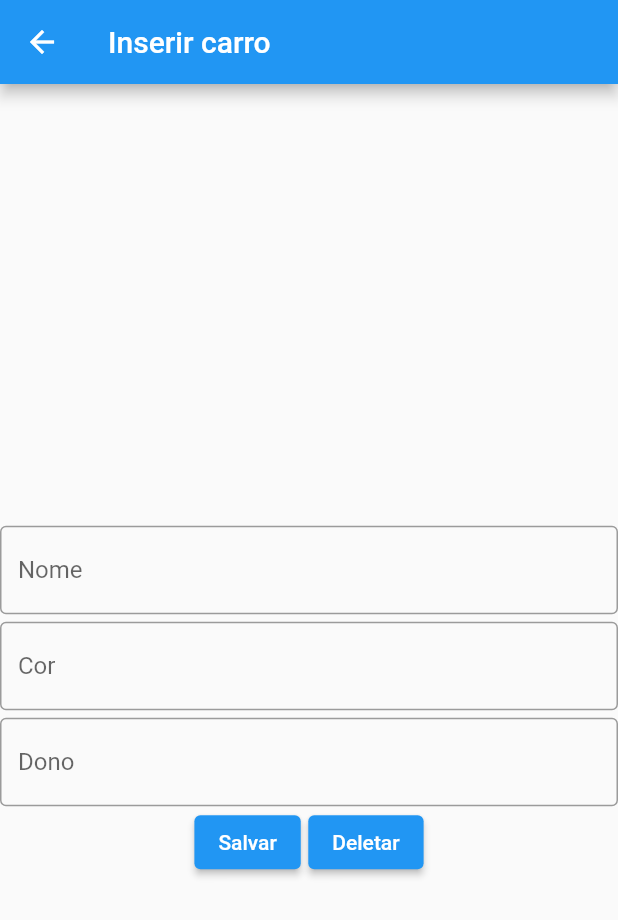
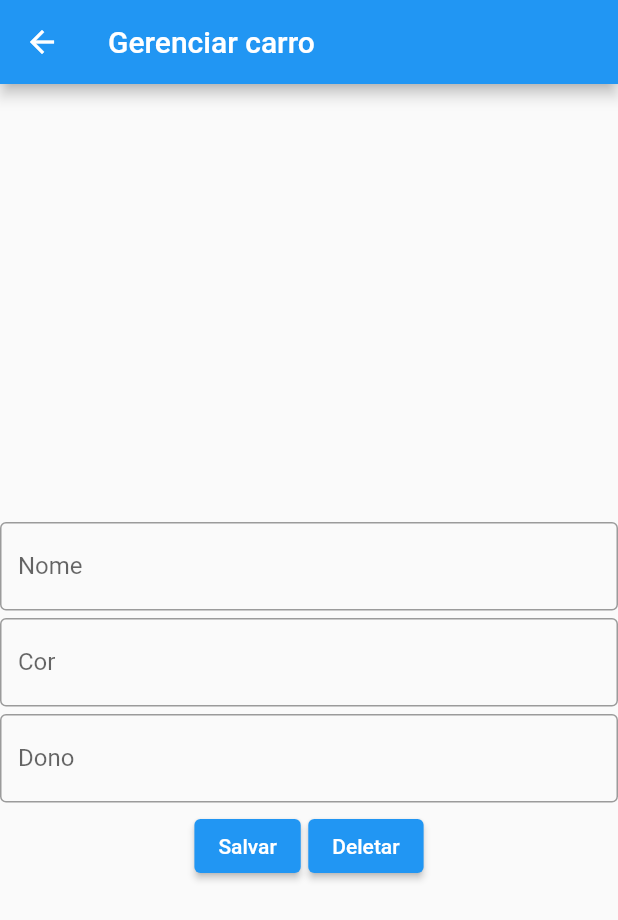
Before and after one commit to pedroh-ms/app_oficina, a Flutter app: the GerenciarCarroPage screen opened directly with empty values, on a phone screen of 412 x 824 dp. Shown: the top 920 px of the screen. Run offline on Flutter 3.47's test engine with Material 2 defaults, Android fonts, the phone set to English and light mode, and no system bars; drawn by our look-alikes of searchfield; missing offline and left inert: currency_textfield; network calls fail.

Commit message:
refactoring 1

```diff
--- a/lib/app/controllers/gerenciar_carro_page_controller.dart
+++ b/lib/app/controllers/gerenciar_carro_page_controller.dart
@@ -3,7 +3,7 @@ import '../repositories/carro_repository.dart';
 
 class GerenciarCarroPageController {
 
-  Future<bool> salvar(Map<String, dynamic> carro) async {
+  Future<bool> save(Map<String, dynamic> carro) async {
     final repository = CarroRepository();
     try {
       await repository.put(CarroModel.fromJson(carro));
@@ -13,7 +13,7 @@ class GerenciarCarroPageController {
     }
   }
 
-  Future<bool> deletar(int id) async {
+  Future<bool> delete(int id) async {
     final repository = CarroRepository();
     try {
       await repository.delete(id);
--- a/lib/app/models/carro_dono_model.dart
+++ b/lib/app/models/carro_dono_model.dart
@@ -1,3 +1,5 @@
+import 'package:app_oficina/app/models/carro_model.dart';
+
 import 'dono_model.dart';
 
 class CarroDonoModel {
@@ -25,4 +27,11 @@ class CarroDonoModel {
     data['nome'] = this.nome;
     return data;
   }
+
+  CarroModel toCarroModel() => CarroModel.fromJson({
+    'id': id,
+    'nome': nome,
+    'cor': cor,
+    'dono_id': dono!.id
+  });
 }
--- a/lib/app/repositories/carro_repository.dart
+++ b/lib/app/repositories/carro_repository.dart
@@ -7,17 +7,17 @@ import '../models/carro_dono_model.dart';
 
 class CarroRepository {
 
-  final URL = '192.168.0.105:4000';
-  final URN = 'api/carros';
+  final _url = '192.168.0.105:4000';
+  final _urn = 'api/carros';
 
   Future<List<CarroModel>> get() async {
-    final response = await http.get(Uri.http(URL, URN));
+    final response = await http.get(Uri.http(_url, _urn));
     List<CarroModel> carros = (jsonDecode(response.body)['data'] as List).map((json) => CarroModel.fromJson(json)).toList();
     return carros;
   }
 
   Future<List<CarroDonoModel>> getWithDonos() async {
-    final response = await http.get(Uri.http(URL, URN, {'query_type': 'with_donos'}));
+    final response = await http.get(Uri.http(_url, _urn, {'query_type': 'with_donos'}));
     List<CarroDonoModel> carros = (jsonDecode(response.body)['data'] as List).map((json) => CarroDonoModel.fromJson(json)).toList();
     return carros;
   }
@@ -26,7 +26,7 @@ class CarroRepository {
     final body = carro.toJson();
     body.remove('id');
     await http.post(
-      Uri.http(URL, URN),
+      Uri.http(_url, _urn),
       headers: <String, String>{
         'Content-Type': 'application/json; charset=UTF-8'
       },
@@ -41,7 +41,7 @@ class CarroRepository {
     final body = carro.toJson();
     body.remove('id');
     await http.put(
-      Uri.http(URL, '$URN/${carro.id}'),
+      Uri.http(_url, '$_urn/${carro.id}'),
       headers: <String, String>{
         'Content-Type': 'application/json; charset=UTF-8'
       },
@@ -53,6 +53,6 @@ class CarroRepository {
   }
 
   Future<void> delete(int id) async {
-    await http.delete(Uri.http(URL, '$URN/$id'));
+    await http.delete(Uri.http(_url, '$_urn/$id'));
   }
 }
--- a/lib/app/views/gerenciar_carro_page_view.dart
+++ b/lib/app/views/gerenciar_carro_page_view.dart
@@ -1,3 +1,5 @@
+import 'package:app_oficina/app/models/carro_dono_model.dart';
+import 'package:app_oficina/app/models/carro_model.dart';
 import 'package:flutter/material.dart';
 import 'package:searchfield/searchfield.dart';
 
@@ -6,45 +8,47 @@ import '../models/dono_model.dart';
 
 class GerenciarCarroPage extends StatefulWidget {
 
-  final int? id;
-  final String? nome;
-  final String? cor;
-  final DonoModel? dono;
+  final CarroDonoModel? carro;
   final List<DonoModel>? donos;
 
-  GerenciarCarroPage({this.id, this.nome, this.cor, this.dono, this.donos});
+  const GerenciarCarroPage({super.key, this.carro, this.donos});
 
   @override
-  GerenciarCarroPageState createState() => GerenciarCarroPageState(id, nome, cor, dono, donos);
+  GerenciarCarroPageState createState() => GerenciarCarroPageState(carro, donos);
 }
 
 class GerenciarCarroPageState extends State<GerenciarCarroPage> {
+
+  late CarroModel carro;
+  late DonoModel dono;
+  List<DonoModel>? donos;
 
   final _nomeController = TextEditingController();
   final _corController = TextEditingController();
   final _gerenciarCarroPageController = GerenciarCarroPageController();
 
-  int? id;
-  String nome = '';
-  String cor = '';
-  late DonoModel dono;
-  List<DonoModel>? donos;
+  GerenciarCarroPageState(CarroDonoModel? carro, this.donos) {
 
-  GerenciarCarroPageState(int? id, String? nome, String? cor, DonoModel? dono, List<DonoModel>? donos) {
-    _nomeController.text = nome != null ? nome : '';
-    _corController.text = cor != null ? cor : '';
-    this.id = id;
-    this.nome = _nomeController.text;
-    this.cor = _corController.text;
-    this.dono = dono as DonoModel;
-    this.donos = donos;
+    this.carro = carro?.toCarroModel() ?? CarroModel();
+    dono = carro!.dono!;
+
+    _nomeController.text = carro.nome ?? '';
+    _corController.text = carro.cor ?? '';
   }
 
+  Future<void> _save() async {
+    await _gerenciarCarroPageController.save(carro.toJson());
+  }
 
+  Future<void> _delete() async {
+    await _gerenciarCarroPageController.delete(carro.id!);
+  }
+
+  @override
   Widget build(BuildContext context) {
     return Scaffold(
       appBar: AppBar(
-        title: const Text('Inserir carro')
+        title: const Text('Gerenciar carro')
       ),
       body: SingleChildScrollView(
         child: SizedBox(
@@ -55,28 +59,24 @@ class GerenciarCarroPageState extends State<GerenciarCarroPage> {
             children: [
               TextField(
                 controller: _nomeController,
-                onChanged: (text) {
-                  nome = text;
-                },
-                decoration: InputDecoration(
+                onChanged: (text) => carro.nome = text,
+                decoration: const InputDecoration(
                   labelText: 'Nome',
                   border: OutlineInputBorder()
                 ),
               ),
-              SizedBox(
+              const SizedBox(
                 height: 5,
               ),
               TextField(
                 controller: _corController,
-                onChanged: (text) {
-                  cor = text;
-                },
-                decoration: InputDecoration(
+                onChanged: (text) => carro.cor = text,
+                decoration: const InputDecoration(
                   labelText: 'Cor',
                   border: OutlineInputBorder()
                 ),
               ),
-              SizedBox(
+              const SizedBox(
                 height: 5,
               ),
               SearchField<DonoModel>(
@@ -93,7 +93,7 @@ class GerenciarCarroPageState extends State<GerenciarCarroPage> {
                       child: Text(e.nome as String)
                     )
                   ).toList(),
-                searchInputDecoration: InputDecoration(
+                searchInputDecoration: const InputDecoration(
                   labelText: 'Dono',
                   border: OutlineInputBorder()
                 ),
@@ -101,30 +101,22 @@ class GerenciarCarroPageState extends State<GerenciarCarroPage> {
                   dono = e.item as DonoModel;
                 },
               ),
+              const SizedBox(
+                height: 5,
+              ),
               Row(
                 mainAxisAlignment: MainAxisAlignment.center,
                 children: [
                   ElevatedButton(
-                    onPressed: () async {
-                      await _gerenciarCarroPageController.salvar(
-                        <String, dynamic>{
-                          'id': id,
-                          'nome': nome,
-                          'cor': cor,
-                          'dono_id': dono.id
-                        }
-                      );
-                    },
-                    child: Text('Salvar')
+                    onPressed: () async => await _save(),
+                    child: const Text('Salvar')
                   ),
-                  SizedBox(
+                  const SizedBox(
                     width: 5,
                   ),
                   ElevatedButton(
-                    onPressed: () async {
-                      await _gerenciarCarroPageController.deletar(id as int);
-                    },
-                    child: Text('Deletar')
+                    onPressed: () async => await _delete(),
+                    child: const Text('Deletar')
                   )
                 ],
               ),
--- a/lib/app/views/gerenciar_servico_page_view.dart
+++ b/lib/app/views/gerenciar_servico_page_view.dart
@@ -70,7 +70,6 @@ class GerenciarServicoPageState extends State<GerenciarServicoPage> {
     Future.delayed(Duration.zero, () {
       _carroSearchFieldController.text = carro.nome as String;
       _donoSearchFieldController.text = dono.nome as String;
-      print("Hello");
     });
   }
 
```
Also changed, not shown: lib/app/controllers/gerenciar_dono_page_controller.dart (+3 -9 lines), lib/app/controllers/inserir_carro_page_controller.dart (+2 -9 lines), lib/app/controllers/inserir_dono_page_controller.dart (+3 -9 lines), lib/app/repositories/dono_repository.dart (+12 -14 lines), lib/app/views/carros_page_view.dart (+31 -25 lines), lib/app/views/donos_page_view.dart (+5 -11 lines), lib/app/views/gerenciar_dono_page_view.dart (+30 -40 lines), lib/app/views/inserir_carro_page_view.dart (+24 -30 lines), lib/app/views/inserir_dono_page_view.dart (+17 -17 lines).
